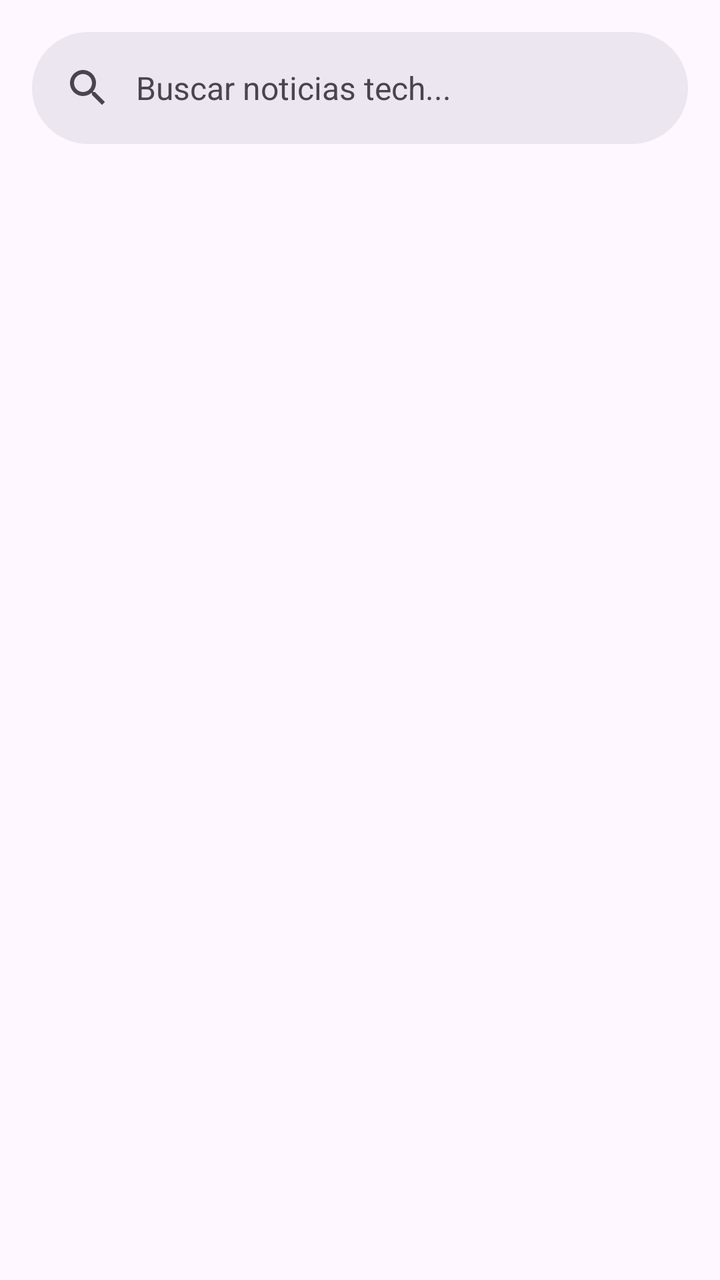
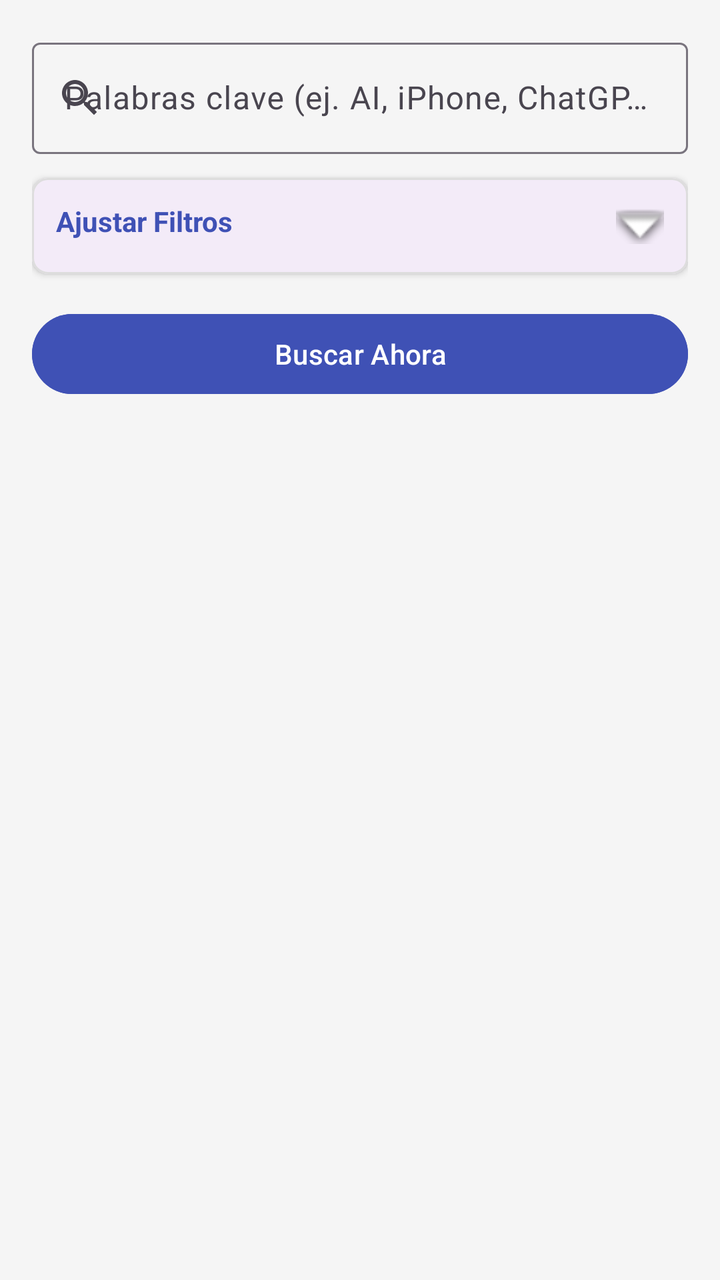

Two renders of the same Android screen: before a commit and after it. Below are the layout's source before the change and the commit's diff.
<!-- AndroidManifest.xml: application theme Theme.TechScoop -->
<!-- res/layout/fragment_busqueda.xml -->
<LinearLayout xmlns:android="http://schemas.android.com/apk/res/android"
    android:layout_width="match_parent"
    android:layout_height="match_parent"
    android:orientation="vertical">

    <com.google.android.material.search.SearchBar
        android:id="@+id/searchBar"
        android:layout_width="match_parent"
        android:layout_height="wrap_content"
        android:hint="Buscar noticias tech..." />

    <androidx.recyclerview.widget.RecyclerView
        android:id="@+id/rvResultados"
        android:layout_width="match_parent"
        android:layout_height="match_parent" />
</LinearLayout>
<!-- resources referenced by this layout -->
<resources>
  <style name="Theme.TechScoop" parent="Base.Theme.TechScoop" />
  <style name="Base.Theme.TechScoop" parent="Theme.Material3.DayNight.NoActionBar">
          
          
      </style>
</resources>

<!-- the commit's change to res/layout/fragment_busqueda.xml (unified diff, before → after) -->
@@ -1,16 +1,188 @@
-<LinearLayout xmlns:android="http://schemas.android.com/apk/res/android"
+<?xml version="1.0" encoding="utf-8"?>
+<androidx.constraintlayout.widget.ConstraintLayout xmlns:android="http://schemas.android.com/apk/res/android"
+    xmlns:app="http://schemas.android.com/apk/res-auto"
     android:layout_width="match_parent"
     android:layout_height="match_parent"
-    android:orientation="vertical">
+    android:background="#F5F5F5">
 
-    <com.google.android.material.search.SearchBar
-        android:id="@+id/searchBar"
+    <androidx.core.widget.NestedScrollView
         android:layout_width="match_parent"
-        android:layout_height="wrap_content"
-        android:hint="Buscar noticias tech..." />
+        android:layout_height="match_parent">
 
-    <androidx.recyclerview.widget.RecyclerView
-        android:id="@+id/rvResultados"
-        android:layout_width="match_parent"
-        android:layout_height="match_parent" />
-</LinearLayout>
+        <LinearLayout
+            android:layout_width="match_parent"
+            android:layout_height="wrap_content"
+            android:orientation="vertical"
+            android:padding="16dp">
+
+            
+            <com.google.android.material.textfield.TextInputLayout
+                android:layout_width="match_parent"
+                android:layout_height="wrap_content"
+                android:hint="Palabras clave (ej. AI, iPhone, ChatGPT)"
+                app:startIconDrawable="@drawable/ic_search"
+                app:boxBackgroundMode="outline">
+
+                <com.google.android.material.textfield.TextInputEditText
+                    android:id="@+id/etQuery"
+                    android:layout_width="match_parent"
+                    android:layout_height="wrap_content"
+                    android:imeOptions="actionSearch"
+                    android:inputType="text" />
+            </com.google.android.material.textfield.TextInputLayout>
+
+            
+            <com.google.android.material.card.MaterialCardView
+                android:id="@+id/cardFiltros"
+                android:layout_width="match_parent"
+                android:layout_height="wrap_content"
+                android:layout_marginTop="12dp"
+                app:cardCornerRadius="8dp"
+                app:cardElevation="2dp"
+                app:strokeWidth="1dp"
+                app:strokeColor="#DDDDDD">
+
+                <LinearLayout
+                    android:layout_width="match_parent"
+                    android:layout_height="wrap_content"
+                    android:orientation="vertical">
+
+                    <LinearLayout
+                        android:id="@+id/layoutFiltrosHeader"
+                        android:layout_width="match_parent"
+                        android:layout_height="wrap_content"
+                        android:orientation="horizontal"
+                        android:padding="12dp"
+                        android:clickable="true"
+                        android:focusable="true"
+                        android:background="?attr/selectableItemBackground">
+
+                        <TextView
+                            android:layout_width="0dp"
+                            android:layout_height="wrap_content"
+                            android:layout_weight="1"
+                            android:text="Ajustar Filtros"
+                            android:textStyle="bold"
+                            android:textColor="#3F51B5" />
+
+                        <ImageView
+                            android:id="@+id/ivExpandIcon"
+                            android:layout_width="24dp"
+                            android:layout_height="24dp"
+                            android:src="@android:drawable/arrow_down_float" />
+                    </LinearLayout>
+
+                    
+                    <LinearLayout
+                        android:id="@+id/layoutFiltrosContent"
+                        android:layout_width="match_parent"
+                        android:layout_height="wrap_content"
+                        android:orientation="vertical"
+                        android:padding="12dp"
+                        android:visibility="gone">
+
+                        <TextView
+                            android:layout_width="match_parent"
+                            android:layout_height="wrap_content"
+                            android:text="Fuente tecnológica"
+                            android:textStyle="bold" />
+
+                        <com.google.android.material.chip.ChipGroup
+                            android:id="@+id/cgSources"
+                            android:layout_width="match_parent"
+                            android:layout_height="wrap_content"
+                            app:singleSelection="true">
+                            <com.google.android.material.chip.Chip android:id="@+id/chipAllSources" style="@style/Widget.Material3.Chip.Filter" android:layout_width="wrap_content" android:layout_height="wrap_content" android:checked="true" android:text="Todas" />
+                            <com.google.android.material.chip.Chip android:id="@+id/chipTechCrunch" style="@style/Widget.Material3.Chip.Filter" android:layout_width="wrap_content" android:layout_height="wrap_content" android:tag="techcrunch" android:text="TechCrunch" />
+                            <com.google.android.material.chip.Chip android:id="@+id/chipTheVerge" style="@style/Widget.Material3.Chip.Filter" android:layout_width="wrap_content" android:layout_height="wrap_content" android:tag="the-verge" android:text="The Verge" />
+                        </com.google.android.material.chip.ChipGroup>
+
+                        <TextView
+                            android:layout_width="match_parent"
+                            android:layout_height="wrap_content"
+                            android:layout_marginTop="8dp"
+                            android:text="Idioma"
+                            android:textStyle="bold" />
+
+                        <com.google.android.material.chip.ChipGroup
+                            android:id="@+id/cgLanguage"
+                            android:layout_width="match_parent"
+                            android:layout_height="wrap_content"
+                            app:singleSelection="true">
+                            <com.google.android.material.chip.Chip android:id="@+id/chipLangEn" style="@style/Widget.Material3.Chip.Filter" android:layout_width="wrap_content" android:layout_height="wrap_content" android:checked="true" android:tag="en" android:text="Inglés" />
+                            <com.google.android.material.chip.Chip android:id="@+id/chipLangEs" style="@style/Widget.Material3.Chip.Filter" android:layout_width="wrap_content" android:layout_height="wrap_content" android:tag="es" android:text="Español" />
+                        </com.google.android.material.chip.ChipGroup>
+
+                        <TextView
+                            android:layout_width="match_parent"
+                            android:layout_height="wrap_content"
+                            android:layout_marginTop="8dp"
+                            android:text="Ordenar por"
+                            android:textStyle="bold" />
+
+                        <com.google.android.material.chip.ChipGroup
+                            android:id="@+id/cgSort"
+                            android:layout_width="match_parent"
+                            android:layout_height="wrap_content"
+                            app:singleSelection="true">
+                            <com.google.android.material.chip.Chip android:id="@+id/chipSortRecent" style="@style/Widget.Material3.Chip.Filter" android:layout_width="wrap_content" android:layout_height="wrap_content" android:checked="true" android:tag="publishedAt" android:text="Más recientes" />
+                            <com.google.android.material.chip.Chip android:id="@+id/chipSortRelevance" style="@style/Widget.Material3.Chip.Filter" android:layout_width="wrap_content" android:layout_height="wrap_content" android:tag="relevancy" android:text="Relevancia" />
+                        </com.google.android.material.chip.ChipGroup>
+
+                        <TextView
+                            android:layout_width="match_parent"
+                            android:layout_height="wrap_content"
+                            android:layout_marginTop="8dp"
+                            android:text="Periodo"
+                            android:textStyle="bold" />
+
+                        <com.google.android.material.chip.ChipGroup
+                            android:id="@+id/cgPeriod"
+                            android:layout_width="match_parent"
+                            android:layout_height="wrap_content"
+                            app:singleSelection="true">
+                            <com.google.android.material.chip.Chip android:id="@+id/chipPeriodAny" style="@style/Widget.Material3.Chip.Filter" android:layout_width="wrap_content" android:layout_height="wrap_content" android:checked="true" android:tag="0" android:text="Cualquier fecha" />
+                            <com.google.android.material.chip.Chip android:id="@+id/chipPeriodWeek" style="@style/Widget.Material3.Chip.Filter" android:layout_width="wrap_content" android:layout_height="wrap_content" android:tag="7" android:text="Última semana" />
+                        </com.google.android.material.chip.ChipGroup>
+                    </LinearLayout>
+                </LinearLayout>
+            </com.google.android.material.card.MaterialCardView>
+
+            
+            <Button
+                android:id="@+id/btnBuscar"
+                android:layout_width="match_parent"
+                android:layout_height="wrap_content"
+                android:layout_marginTop="16dp"
+                android:backgroundTint="#3F51B5"
+                android:text="Buscar Ahora"
+                android:textColor="#FFFFFF" />
+
+            
+            <TextView
+                android:id="@+id/tvBusquedaStatus"
+                android:layout_width="match_parent"
+                android:layout_height="wrap_content"
+                android:layout_marginTop="12dp"
+                android:textColor="#555555"
+                android:textSize="13sp" />
+
+            <ProgressBar
+                android:id="@+id/progressBusqueda"
+                android:layout_width="wrap_content"
+                android:layout_height="wrap_content"
+                android:layout_gravity="center_horizontal"
+                android:layout_marginTop="8dp"
+                android:visibility="gone" />
+
+            <androidx.recyclerview.widget.RecyclerView
+                android:id="@+id/rvResultados"
+                android:layout_width="match_parent"
+                android:layout_height="wrap_content"
+                android:layout_marginTop="8dp"
+                android:nestedScrollingEnabled="false" />
+
+        </LinearLayout>
+    </androidx.core.widget.NestedScrollView>
+
+</androidx.constraintlayout.widget.ConstraintLayout>
<!-- resource entries referenced after the edit -->
@@ -1,5 +1,16 @@
 <!-- resources referenced by this layout -->
 <resources>
+  <!-- drawable ic_search (drawable) -->
+  <vector xmlns:android="http://schemas.android.com/apk/res/android"
+      android:width="24dp"
+      android:height="24dp"
+      android:viewportWidth="24"
+      android:viewportHeight="24"
+      android:tint="#FFFFFF">
+      <path
+          android:fillColor="#FFFFFF"
+          android:pathData="M15.5,14h-0.79l-0.28,-0.27C15.41,12.59 16,11.11 16,9.5 16,5.91 13.09,3 9.5,3S3,5.91 3,9.5 5.91,16 9.5,16c1.61,0 3.09,-0.59 4.23,-1.57l0.27,0.28v0.79l5,4.99L20.49,19l-4.99,-5zM9.5,14C7.01,14 5,11.99 5,9.5S7.01,5 9.5,5 14,7.01 14,9.5 11.99,14 9.5,14z"/>
+  </vector>
   <style name="Theme.TechScoop" parent="Base.Theme.TechScoop" />
   <style name="Base.Theme.TechScoop" parent="Theme.Material3.DayNight.NoActionBar">
           
